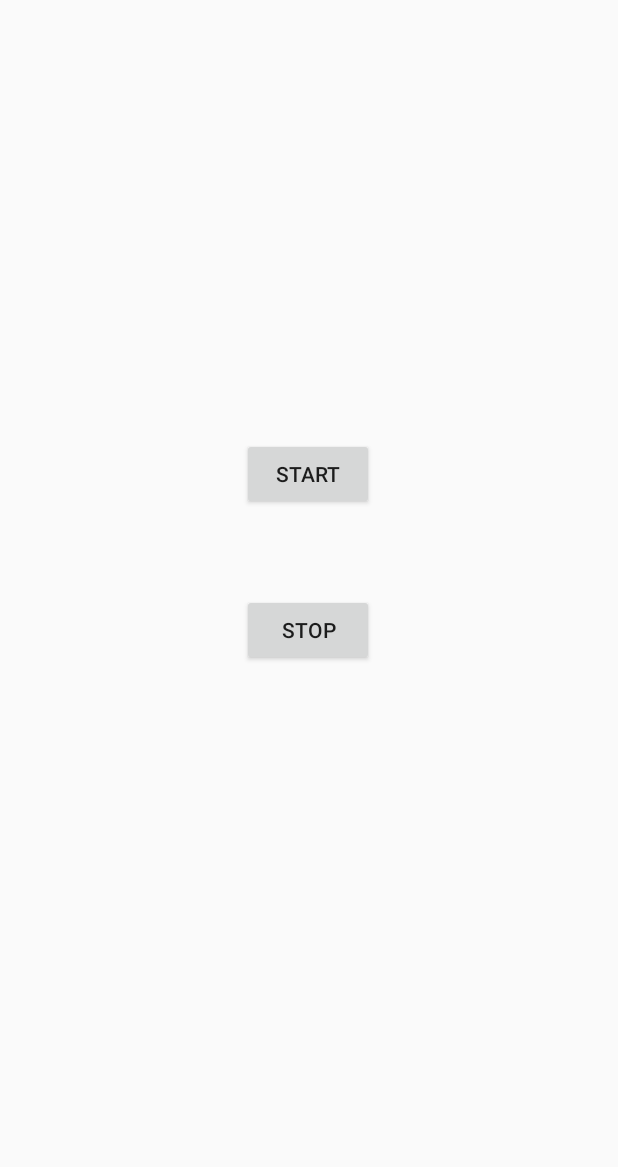
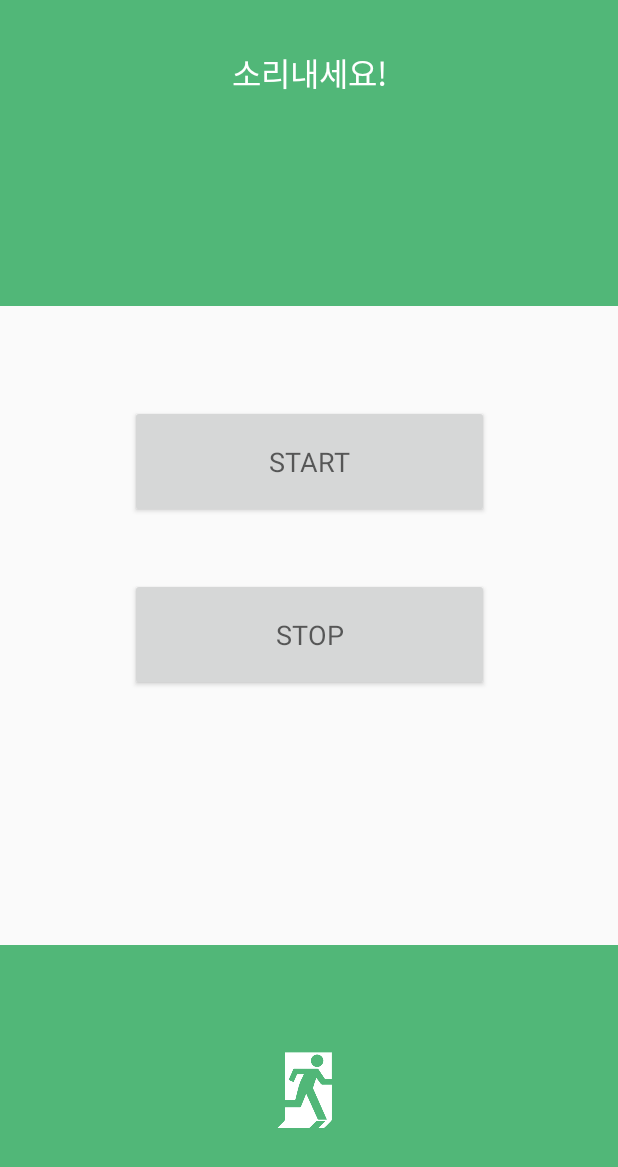
Before and after one commit to nykwon11/EXIT_APP, an Android app: the screen it shows after launch (MainActivity2), after a tap on "알림", on a phone screen of 412 x 824 dp. Shown: the top 1167 px of the screen. Run offline under Robolectric (Android 15) with nearby library versions, the phone set to English and light mode, and no system bars; 1 statement that could not run was skipped.

Commit message:
10월 28일 16:50 수정본

```diff
--- /dev/null
+++ b/app/src/main/java/com/example/myapplication/FirstScreenActivity.java
@@ -0,0 +1,20 @@
+package com.example.myapplication;
+
+import android.app.Activity;
+import android.content.Intent;
+import android.os.Bundle;
+
+public class FirstScreenActivity extends Activity {
+    @Override
+    protected void onCreate(Bundle savedInstanceState) {
+        super .onCreate(savedInstanceState);
+
+        try{
+            Thread.sleep(1500);
+        }catch (InterruptedException e) {
+            e.printStackTrace();
+        }
+        startActivity(new Intent(this,MainActivity.class));
+        finish();
+    }
+}
--- a/app/src/main/java/com/example/myapplication/MainActivity.java
+++ b/app/src/main/java/com/example/myapplication/MainActivity.java
@@ -3,12 +3,15 @@ package com.example.myapplication;
 import androidx.appcompat.app.AlertDialog;
 import androidx.appcompat.app.AppCompatActivity;
 
+import android.annotation.SuppressLint;
 import android.app.Activity;
 import android.content.DialogInterface;
 import android.content.Intent;
+import android.net.Uri;
 import android.os.Bundle;
 import android.view.View;
 import android.widget.Button;
+import android.widget.ImageButton;
 import android.widget.ImageView;
 import android.widget.LinearLayout;
 import android.widget.Toast;
@@ -19,10 +22,12 @@ public class MainActivity extends AppCompatActivity {
     LinearLayout layout_2;
     LinearLayout layout_3;
     LinearLayout layout_4;
+    LinearLayout layout_bottom;
 
     private long backKeyPressedTime = 0;
     private Toast toast;
 
+    @SuppressLint("WrongViewCast")
     @Override
     protected void onCreate(Bundle savedInstanceState) {
         super.onCreate(savedInstanceState);
@@ -37,6 +42,7 @@ public class MainActivity extends AppCompatActivity {
                 startActivity(intent); // 액티비티 이동 구문
             }
         });
+
         layout_2 = findViewById(R.id.layout_2);
 
         layout_2.setOnClickListener(new View.OnClickListener() {
@@ -59,8 +65,17 @@ public class MainActivity extends AppCompatActivity {
         });
 
 
-        layout_4= findViewById(R.id.layout_4);
-        layout_4.setOnClickListener(new View.OnClickListener(){
+        layout_4.setOnClickListener(new View.OnClickListener() {
+            @Override
+            public void onClick(View v) {
+                //전화 걸기
+                Intent intent = new Intent(Intent.ACTION_VIEW, Uri.parse("tel:119"));
+                startActivity(intent);
+            }
+        });
+
+        layout_bottom= findViewById(R.id.layout_bottom);
+        layout_bottom.setOnClickListener(new View.OnClickListener(){
             @Override
             public void onClick(View v){
                 AlertDialog.Builder builder = new AlertDialog.Builder(MainActivity.this);
--- a/app/src/main/java/com/example/myapplication/MainActivity2.java
+++ b/app/src/main/java/com/example/myapplication/MainActivity2.java
@@ -1,17 +1,21 @@
 package com.example.myapplication;
 
+import android.graphics.Color;
 import android.media.MediaPlayer;
 import android.os.Bundle;
+import android.text.Layout;
 import android.view.View;
 import android.widget.Button;
 
 import androidx.appcompat.app.AppCompatActivity;
+import androidx.constraintlayout.widget.ConstraintLayout;
+import androidx.core.content.ContextCompat;
 
 
 public class MainActivity2 extends AppCompatActivity {
 
     MediaPlayer player;
-
+    ConstraintLayout alarmscreen;
 
     @Override
     protected void onDestroy() {
@@ -27,26 +31,29 @@ public class MainActivity2 extends AppCompatActivity {
         super.onCreate(savedInstanceState);
         setContentView(R.layout.activity_main2);
 
-        Button button1 = (Button) findViewById(R.id.button2);
-        Button button2 = (Button) findViewById(R.id.button3);
+        alarmscreen = (ConstraintLayout) findViewById(R.id.alarmscreen);
+        final int myRed = ContextCompat.getColor(this, R.color.myRed);
+        final Button button1 = (Button) findViewById(R.id.button2);
+        final Button button2 = (Button) findViewById(R.id.button3);
+
+        player = MediaPlayer.create(MainActivity2.this, R.raw.siren);
 
         button1.setOnClickListener(new View.OnClickListener() {
-
             @Override
             public void onClick(View v) {
-                player = MediaPlayer.create(MainActivity2.this, R.raw.siren);
                 player.start();
+                alarmscreen.setBackgroundColor(myRed);
             }
         });
 
         button2.setOnClickListener(new View.OnClickListener() {
             @Override
             public void onClick(View v) {
-
-                    player.stop();
+                if (player.isPlaying()) {
                     player.reset();
-
-
+                    alarmscreen.setBackgroundColor(Color.WHITE);
+                    player = MediaPlayer.create(MainActivity2.this, R.raw.siren);
+                }
             }
         });
     }
--- a/app/src/main/res/layout/activity_main2.xml
+++ b/app/src/main/res/layout/activity_main2.xml
@@ -4,27 +4,71 @@
     xmlns:tools="http://schemas.android.com/tools"
     android:layout_width="match_parent"
     android:layout_height="match_parent"
+    android:id="@+id/alarmscreen"
     tools:context=".AlarmActivity2">
 
     <Button
         android:id="@+id/button3"
-        android:layout_width="wrap_content"
-        android:layout_height="wrap_content"
-        android:layout_marginTop="56dp"
+        android:layout_width="239dp"
+        android:layout_height="75dp"
+        android:layout_marginTop="40dp"
         android:text="STOP"
+        android:textAppearance="@style/TextAppearance.AppCompat.Medium"
         app:layout_constraintEnd_toEndOf="parent"
-        app:layout_constraintHorizontal_bias="0.498"
         app:layout_constraintStart_toStartOf="parent"
         app:layout_constraintTop_toBottomOf="@+id/button2" />
 
     <Button
         android:id="@+id/button2"
-        android:layout_width="wrap_content"
-        android:layout_height="wrap_content"
-        android:layout_marginTop="292dp"
+        style="@style/Widget.AppCompat.Button"
+        android:layout_width="239dp"
+        android:layout_height="75dp"
+        android:layout_marginTop="270dp"
         android:text="START"
+        android:textAppearance="@style/TextAppearance.AppCompat.Medium"
         app:layout_constraintEnd_toEndOf="parent"
-        app:layout_constraintHorizontal_bias="0.498"
         app:layout_constraintStart_toStartOf="parent"
         app:layout_constraintTop_toTopOf="parent" />
+
+    <LinearLayout
+        android:layout_width="match_parent"
+        android:layout_height="match_parent"
+        android:layout_marginBottom="620dp"
+        android:background="@drawable/bottom_background"
+        app:layout_constraintBottom_toBottomOf="@+id/layout_bottom"
+        app:layout_constraintEnd_toEndOf="parent"
+        app:layout_constraintStart_toStartOf="parent">
+
+        <TextView
+            android:layout_width="match_parent"
+            android:layout_height="wrap_content"
+            android:layout_marginTop="32dp"
+            android:layout_marginBottom="38dp"
+            android:fontFamily="@font/nanum_b"
+            android:gravity="center"
+            android:text="소리내세요!"
+            android:textColor="#FFFFFF"
+            android:textSize="21sp" />
+
+    </LinearLayout>
+
+    <LinearLayout
+        android:id="@+id/layout_bottom"
+        android:layout_width="match_parent"
+        android:layout_height="match_parent"
+        android:layout_marginTop="630dp"
+        android:background="@drawable/bottom_background"
+        android:gravity="center"
+        android:orientation="vertical"
+        app:layout_constraintEnd_toEndOf="parent"
+        app:layout_constraintStart_toStartOf="parent"
+        app:layout_constraintTop_toBottomOf="@+id/button3">
+
+        <ImageView
+            android:layout_width="wrap_content"
+            android:layout_height="67dp"
+            android:src="@drawable/w_emergency"></ImageView>
+
+    </LinearLayout>
+
 </androidx.constraintlayout.widget.ConstraintLayout>
--- a/app/src/main/res/values/colors.xml
+++ b/app/src/main/res/values/colors.xml
@@ -3,4 +3,6 @@
     <color name="colorPrimary">#37966F</color>
     <color name="colorPrimaryDark">#356859</color>
     <color name="colorAccent">#8C9EFF</color>
+    <color name="myRed">#FF9090</color>
+
 </resources>
--- a/app/src/main/res/values/styles.xml
+++ b/app/src/main/res/values/styles.xml
@@ -8,6 +8,8 @@
         <item name="windowNoTitle">true</item>
     </style>
 
-
+    <style name="FirstScreenTheme" parent="@android:style/Theme.Light.NoTitleBar">
+        <item name="android:windowBackground">@drawable/firstscreen</item>
+    </style>
 
 </resources>
```
Also changed, not shown: app/src/main/AndroidManifest.xml (+9 -4 lines), app/src/main/res/layout/activity_main.xml (+18 -8 lines), app/src/main/res/drawable/firstscreen.png (added), app/src/main/res/drawable/icon.png (added).
